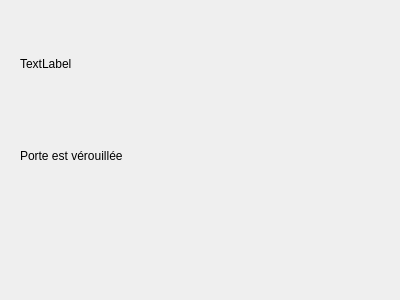
Above: digicode/porte.ui from msoulard/Projet_Digicode before the change. Below: the same form after it.
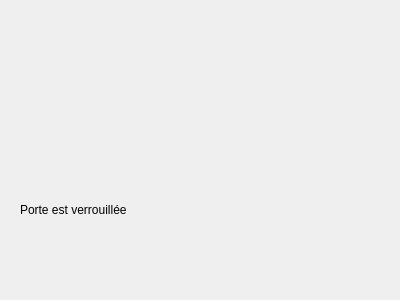
That is the form after the change. Icons and pictures are not drawn.

Patch:
```diff
--- a/digicode/porte.ui
+++ b/digicode/porte.ui
@@ -13,27 +13,30 @@
   <property name="windowTitle">
    <string>Form</string>
   </property>
-  <widget class="QWidget" name="">
+  <widget class="QWidget" name="layoutWidget">
    <property name="geometry">
     <rect>
      <x>20</x>
      <y>20</y>
-     <width>118</width>
-     <height>179</height>
+     <width>251</width>
+     <height>251</height>
     </rect>
    </property>
    <layout class="QVBoxLayout" name="verticalLayout">
     <item>
      <widget class="QLabel" name="label_Image">
       <property name="text">
-       <string>TextLabel</string>
+       <string/>
+      </property>
+      <property name="pixmap">
+       <pixmap>:/images/porte_fermee.png</pixmap>
       </property>
      </widget>
     </item>
     <item>
      <widget class="QLabel" name="label_EtatPorte">
       <property name="text">
-       <string>Porte est vérouillée</string>
+       <string>Porte est verrouillée</string>
       </property>
      </widget>
     </item>
```
Left out of the diff: 2 changed lines with no effect on the pictures.
